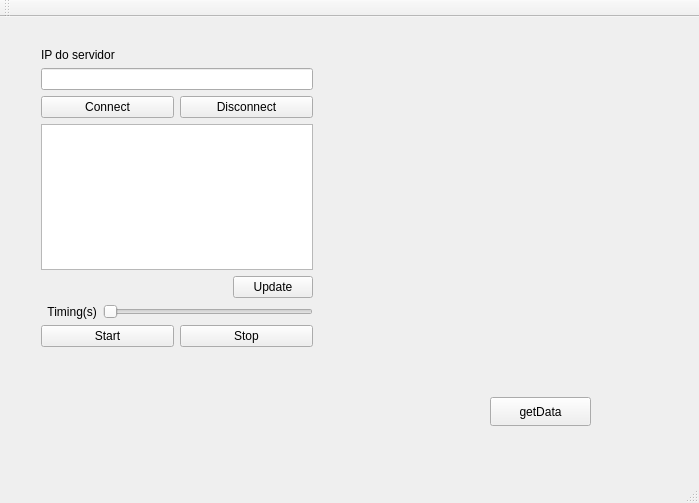
This is QtTcpClientConsumer/mainwindow.ui in douglassc1999/Qtsupervisory as Qt 5 draws it before an edit. The edited form follows.
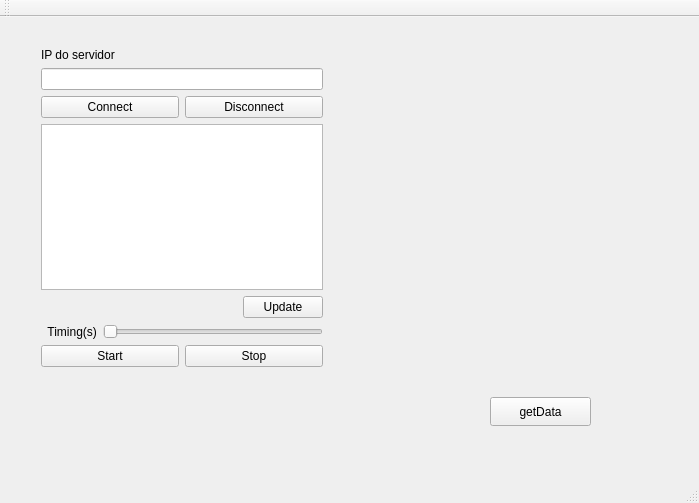
This is the edited form.

Patch:
```diff
--- a/QtTcpClientConsumer/mainwindow.ui
+++ b/QtTcpClientConsumer/mainwindow.ui
@@ -27,13 +27,13 @@
      <string>getData</string>
     </property>
    </widget>
-   <widget class="QWidget" name="">
+   <widget class="QWidget" name="layoutWidget">
     <property name="geometry">
      <rect>
       <x>30</x>
       <y>20</y>
-      <width>571</width>
-      <height>321</height>
+      <width>591</width>
+      <height>341</height>
      </rect>
     </property>
     <layout class="QHBoxLayout" name="horizontalLayout_5" stretch="50,50">
```
Left out of the diff: 2 changed lines with no effect on the pictures.
